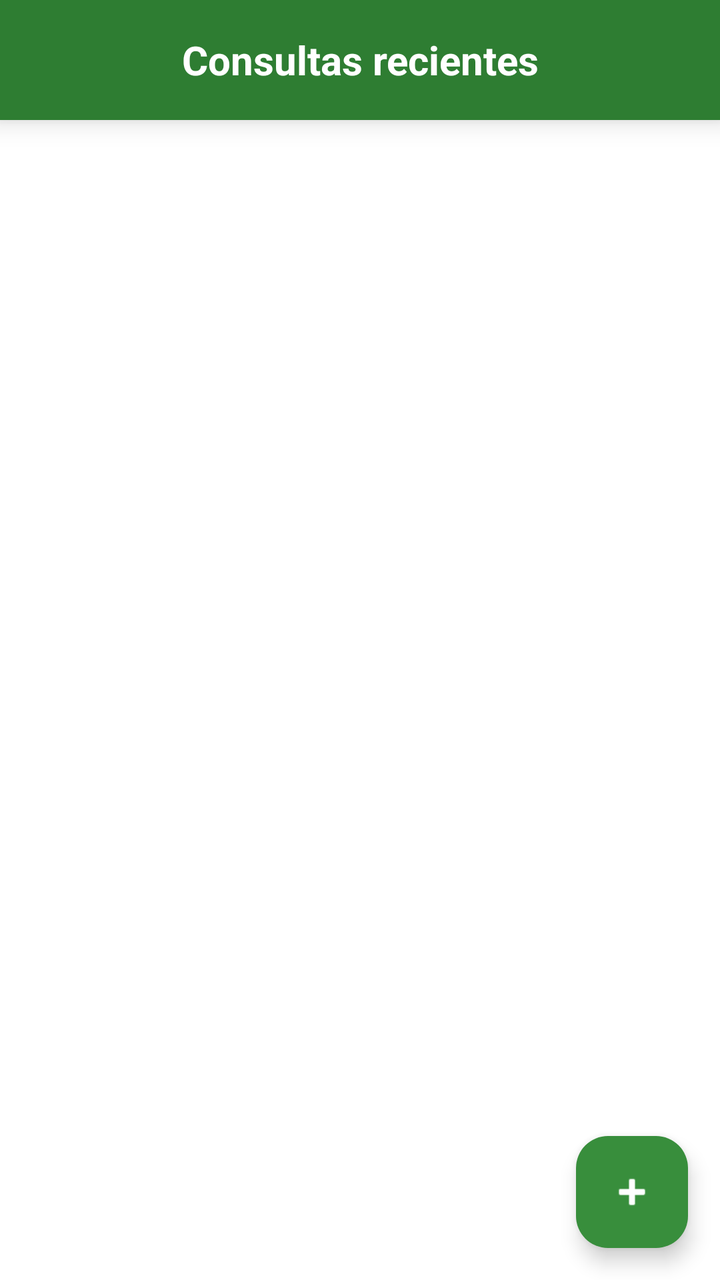
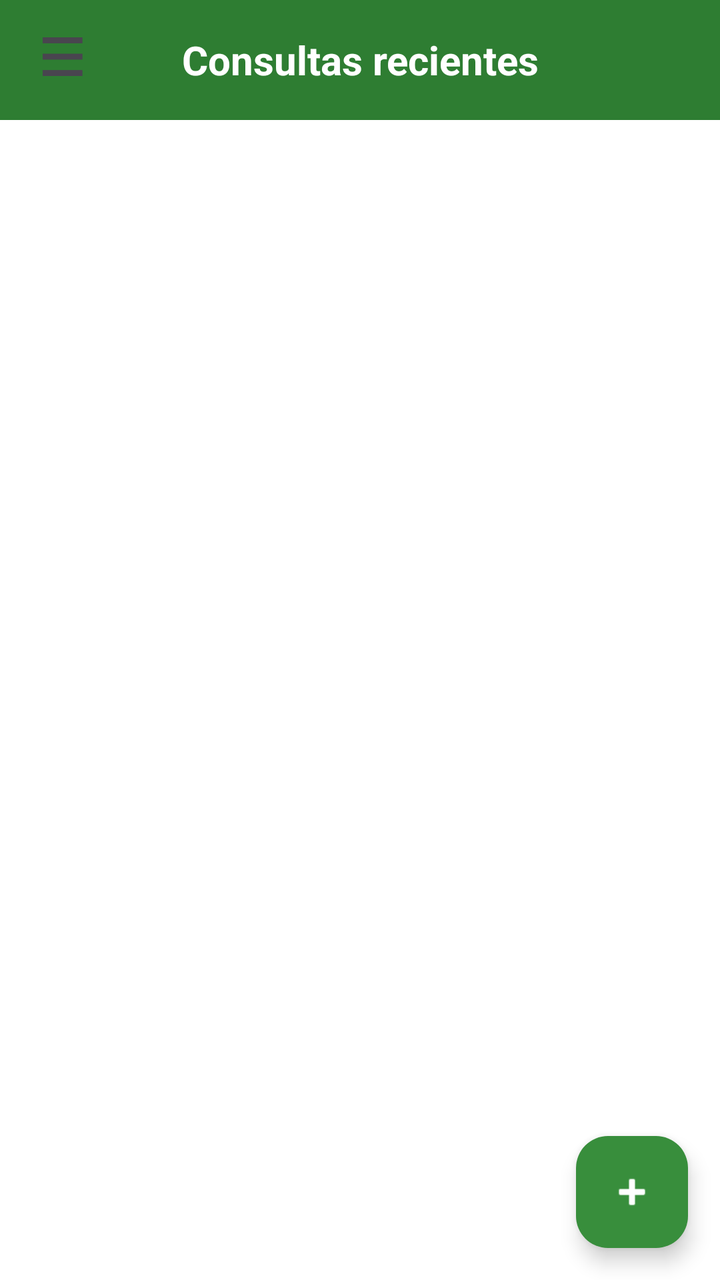

Compare the two renders of this Android layout. The source of the first and the diff that turns it into the second are given below.
<!-- AndroidManifest.xml: application theme Theme.MyApplication -->
<!-- res/layout/fragment_main_menu.xml -->
<?xml version="1.0" encoding="utf-8"?>
<FrameLayout xmlns:android="http://schemas.android.com/apk/res/android"
    xmlns:app="http://schemas.android.com/apk/res-auto"
    xmlns:tools="http://schemas.android.com/tools"
    android:layout_width="match_parent"
    android:layout_height="match_parent"
    tools:context=".MainMenu"
    android:background="@color/white">

    
    <androidx.recyclerview.widget.RecyclerView
        android:id="@+id/recyclerView"
        android:layout_width="match_parent"
        android:layout_height="match_parent"
        android:layout_marginTop="61dp"
        android:padding="8dp"
        android:scrollbars="vertical"/>

    
    <TextView
        android:id="@+id/tvHeader"
        android:layout_width="match_parent"
        android:layout_height="60dp"
        android:background="#2E7D32"
        android:elevation="8dp"
        android:gravity="center"
        android:padding="8dp"
        android:text="Consultas recientes"
        android:textColor="#FFFFFF"
        android:textSize="20sp"
        android:textStyle="bold"/>

    
    <ImageView
        android:id="@+id/centerImage"
        android:layout_width="298dp"
        android:layout_height="298dp"
        android:layout_gravity="center"
        android:contentDescription="Imagen Central" />

    
    <com.google.android.material.floatingactionbutton.FloatingActionButton
        android:id="@+id/fab"
        android:layout_width="wrap_content"
        android:layout_height="wrap_content"
        android:layout_gravity="bottom|end"
        android:layout_margin="16dp"
        android:contentDescription="Añadir"
        app:srcCompat="@android:drawable/ic_input_add"
        app:tint="@android:color/white"
        android:backgroundTint="@color/dark_green"/>

</FrameLayout>
<!-- resources referenced by this layout -->
<resources>
  <color name="dark_green">#388E3C</color>
  <color name="white">#FFFFFFFF</color>
  <style name="Theme.MyApplication" parent="Base.Theme.MyApplication" />
  <style name="Base.Theme.MyApplication" parent="Theme.Material3.DayNight.NoActionBar">
          
          
      </style>
</resources>

<!-- the commit's change to res/layout/fragment_main_menu.xml (unified diff, before → after) -->
@@ -4,10 +4,11 @@
     xmlns:tools="http://schemas.android.com/tools"
     android:layout_width="match_parent"
     android:layout_height="match_parent"
-    tools:context=".MainMenu"
+    tools:context=".UI.MainMenu"
     android:background="@color/white">
 
-    
+
+
     <androidx.recyclerview.widget.RecyclerView
         android:id="@+id/recyclerView"
         android:layout_width="match_parent"
@@ -16,13 +17,11 @@
         android:padding="8dp"
         android:scrollbars="vertical"/>
 
-    
     <TextView
         android:id="@+id/tvHeader"
         android:layout_width="match_parent"
         android:layout_height="60dp"
         android:background="#2E7D32"
-        android:elevation="8dp"
         android:gravity="center"
         android:padding="8dp"
         android:text="Consultas recientes"
@@ -30,15 +29,26 @@
         android:textSize="20sp"
         android:textStyle="bold"/>
 
-    
     <ImageView
         android:id="@+id/centerImage"
         android:layout_width="298dp"
         android:layout_height="298dp"
         android:layout_gravity="center"
-        android:contentDescription="Imagen Central" />
+        android:contentDescription="Imagen Central"
+        />
 
-    
+    <TextView
+        android:id="@+id/btnOpenDrawer"
+        android:layout_width="52dp"
+        android:layout_height="wrap_content"
+        android:text="☰"
+        android:textSize="26dp"
+        android:textStyle="bold"
+        app:layout_constraintStart_toStartOf="parent"
+        app:layout_constraintTop_toTopOf="parent"
+        android:layout_marginTop="10dp"
+        android:layout_marginLeft="20dp"/>
+
     <com.google.android.material.floatingactionbutton.FloatingActionButton
         android:id="@+id/fab"
         android:layout_width="wrap_content"
